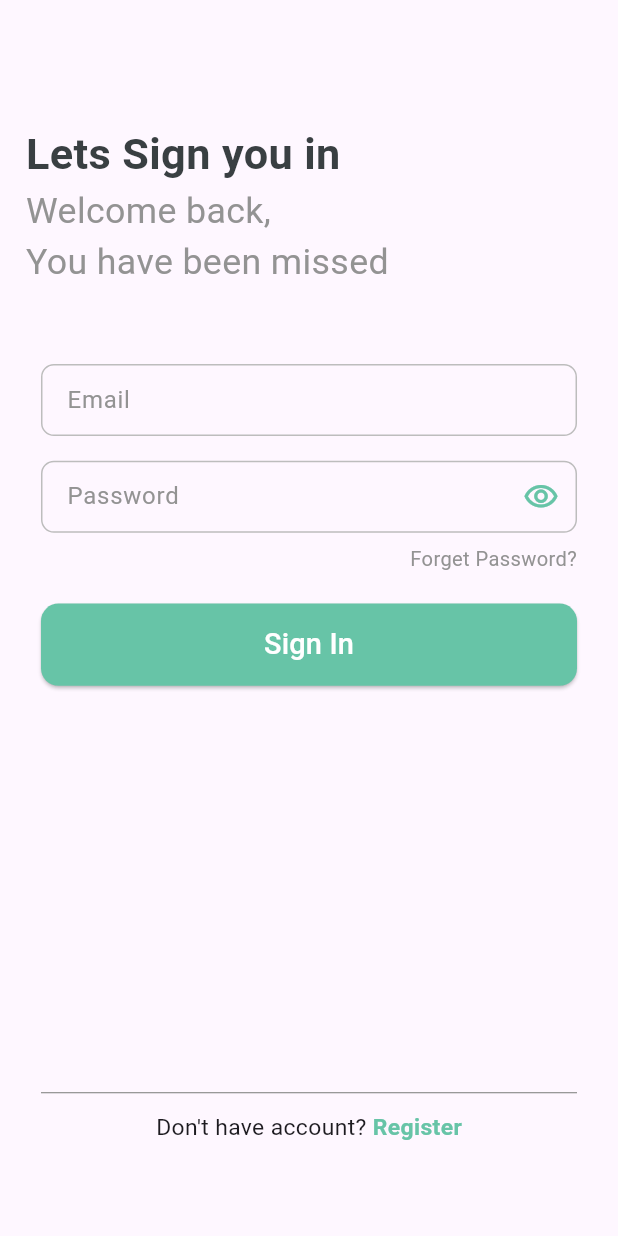
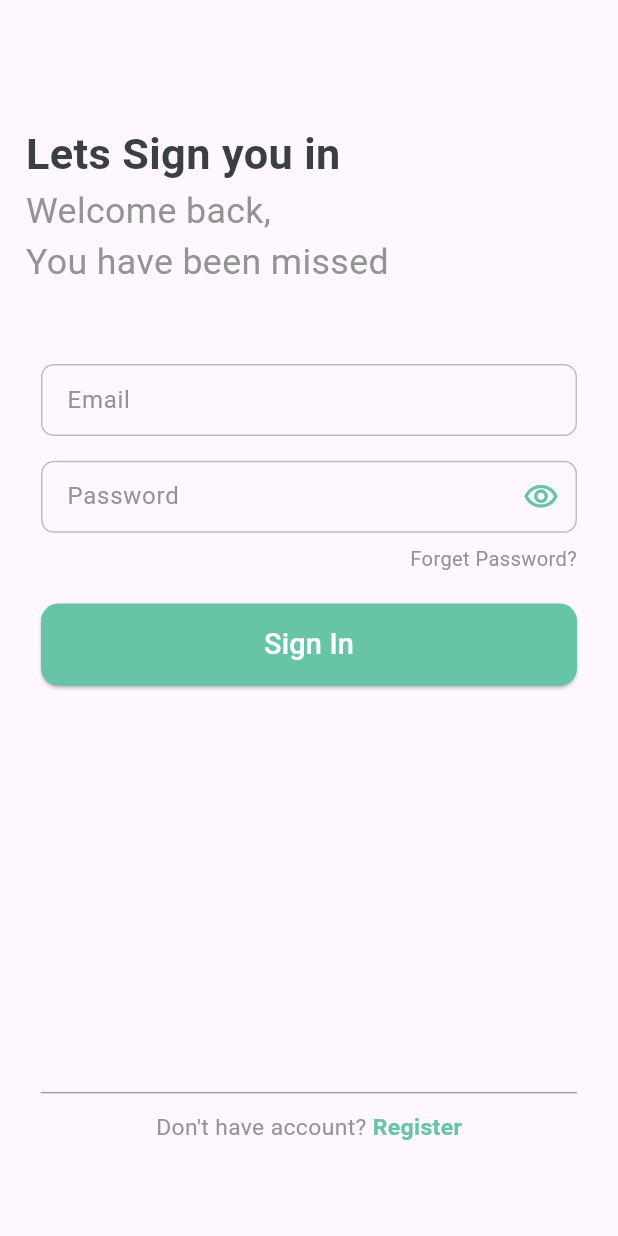
Before and after one commit to YoussefMohammed001/e_commerece_app, a Flutter app: the screen it shows after launch, on a phone screen of 412 x 824 dp. Run offline on Flutter 3.47's test engine with Material 3 defaults, Android fonts, the phone set to English and light mode, and no system bars; our stand-ins replace animate_do, bloc, cached_network_image, carousel_slider, dio, either_dart and 11 more; accounts and stored records are empty.

Commit message:
Login to improve

```diff
--- a/lib/features/login/presentation/pages/login_screen.dart
+++ b/lib/features/login/presentation/pages/login_screen.dart
@@ -156,7 +156,7 @@ class LoginScreen extends StatelessWidget {
                                       children: [
                                         Text(
                                           "Don't have account?",
-                                          style: TextStyle(fontSize: 16.sp),
+                                          style: TextStyle(fontSize: 16.sp,color: AppColors.grey),
                                         ),
                                         InkWell(
                                           onTap: () {
```
